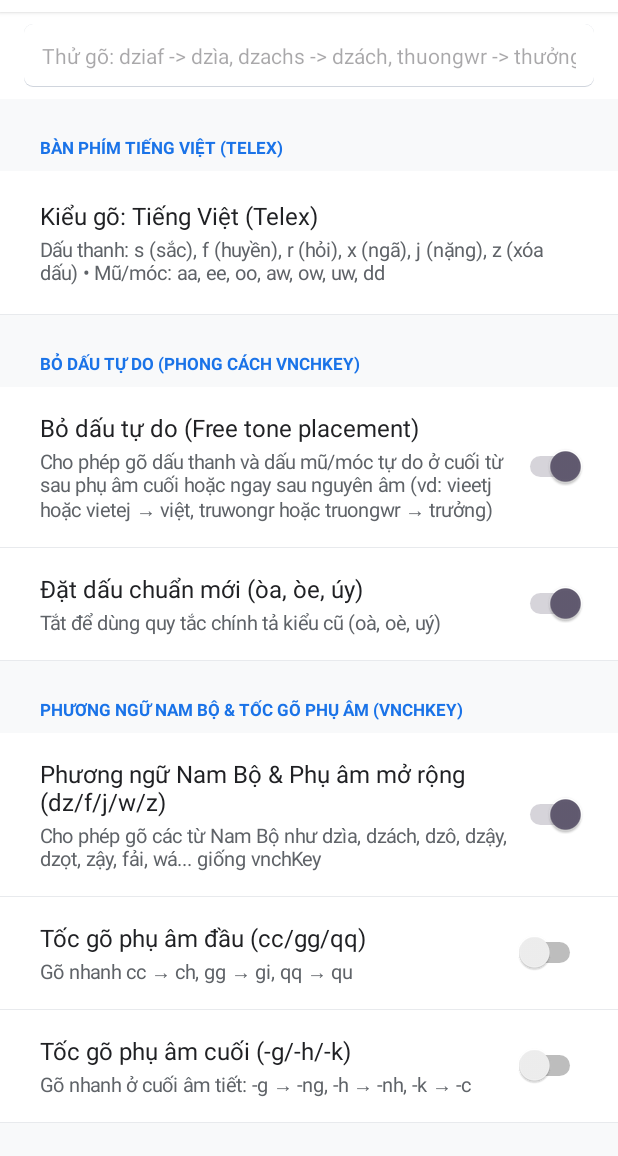
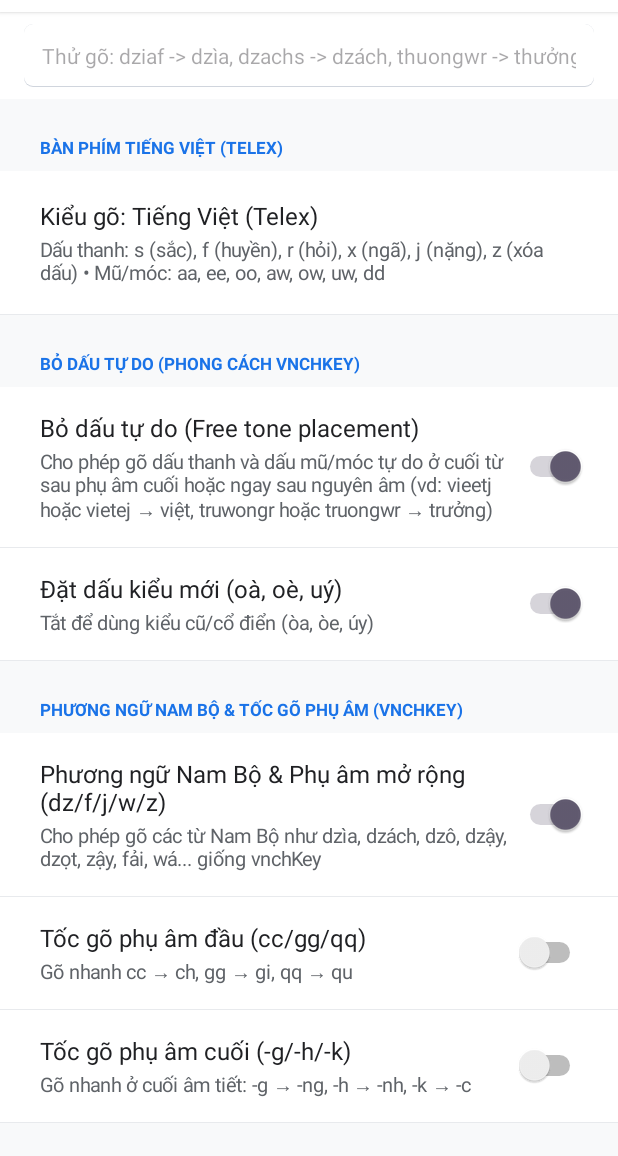
Before and after one commit to no-vici/vnchflex, an Android app: the screen it shows after launch (SettingsActivity), after a tap on "Ngôn ngữ & Bỏ dấu tự do (Telex)", on a phone screen of 412 x 824 dp, the part 72-1228 px from its top. Run offline under Robolectric (Android 15) with nearby library versions, the phone set to English and light mode, and no system bars; 2 other taps on this screen came first.

Commit message:
Fix old/new Vietnamese tone placement labels
Correct labeling: kiểu mới = oà/oè/uý, kiểu cũ/cổ điển = òa/òe/úy. Logic was already correct; UI/comments were inverted.

```diff
--- a/app/src/main/java/com/vnchflex/vietkeyboard/engine/VietnameseEngine.kt
+++ b/app/src/main/java/com/vnchflex/vietkeyboard/engine/VietnameseEngine.kt
@@ -12,7 +12,7 @@ import android.view.inputmethod.InputConnection
  *   + `dziaf` -> `dzìa`, `dzachs` -> `dzách`, `dzoo` -> `dzô`, `dzoj` -> `dzọ`, `dzui` -> `dzui`, `dzaayj` -> `dzậy`, `dzotj` -> `dzọt`
  *   + `zaayj` -> `zậy`, `zui` -> `zui`, `fairs` -> `fải`, `was` -> `wá`, `waayj` -> `wậy`, `jups` -> `júp`
  *   + Giữ nguyên các từ tiếng Anh có phụ âm mở rộng (`zero`, `zone`, `zip`, `zest`, `just`, `free`, `fee`, `water`, `web`)
- * - Đặt dấu đúng vị trí nguyên âm theo chuẩn chính tả mới (`òa, òe, úy`) hoặc cũ (`oà, oè, uý`).
+ * - Đặt dấu đúng vị trí nguyên âm theo kiểu mới (`oà, oè, uý`) hoặc kiểu cũ/cổ điển (`òa, òe, úy`).
  * - Lặp phím dấu / phím mũ-móc để hoàn nguyên (escape) khi gõ tiếng Anh (`canhf + f -> canhf`, `aaa -> aa`, `ww -> w`, `ddd -> dd`).
  * - Nút `Bỏ dấu` (`removeDiacritics`) hoặc phím `z` để xóa dấu tự do.
  */
--- a/app/src/main/java/com/vnchflex/vietkeyboard/settings/KeyboardPreferences.kt
+++ b/app/src/main/java/com/vnchflex/vietkeyboard/settings/KeyboardPreferences.kt
@@ -169,7 +169,7 @@ class KeyboardPreferences(context: Context) {
         get() = prefs.getBoolean("pref_vn_free_tone", true)
         set(v) = prefs.edit().putBoolean("pref_vn_free_tone", v).apply()
 
-    /** Chính tả chuẩn mới (òa, òe, úy) vs chuẩn cũ (oà, oè, uý) */
+    /** Kiểu đặt dấu mới (oà, oè, uý) vs kiểu cũ/cổ điển (òa, òe, úy) */
     var modernOrthography: Boolean
         get() = prefs.getBoolean("pref_vn_modern_orthography", true)
         set(v) = prefs.edit().putBoolean("pref_vn_modern_orthography", v).apply()
--- a/app/src/main/java/com/vnchflex/vietkeyboard/settings/SettingsActivity.kt
+++ b/app/src/main/java/com/vnchflex/vietkeyboard/settings/SettingsActivity.kt
@@ -208,8 +208,8 @@ class SettingsActivity : AppCompatActivity() {
         ) { prefs.freeTonePlacement = it }
 
         addSwitchItem(
-            title = "Đặt dấu chuẩn mới (òa, òe, úy)",
-            subtitle = "Tắt để dùng quy tắc chính tả kiểu cũ (oà, oè, uý)",
+            title = "Đặt dấu kiểu mới (oà, oè, uý)",
+            subtitle = "Tắt để dùng kiểu cũ/cổ điển (òa, òe, úy)",
             checked = prefs.modernOrthography
         ) { prefs.modernOrthography = it }
 
```
